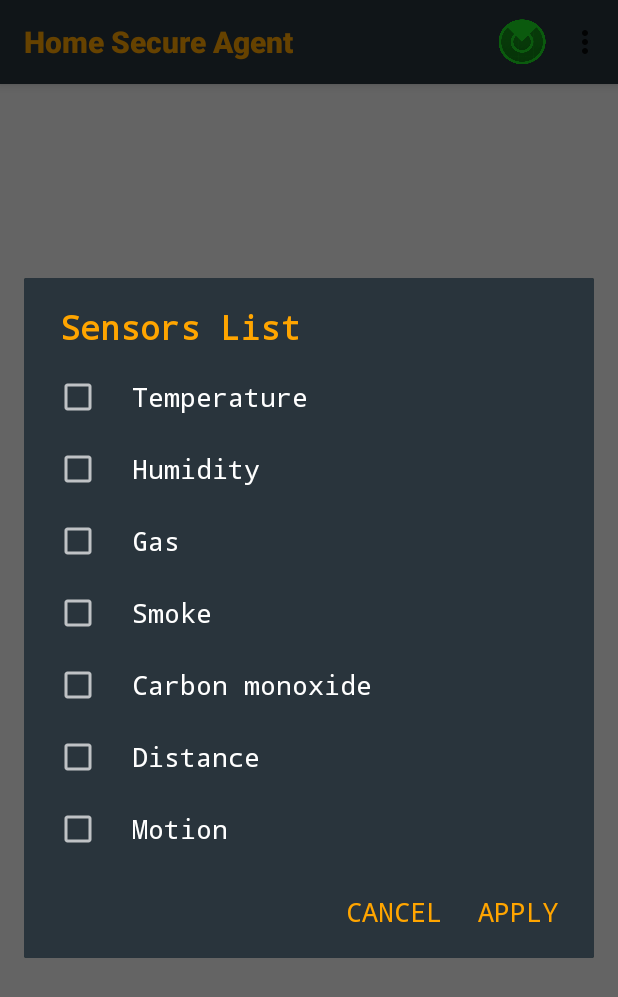
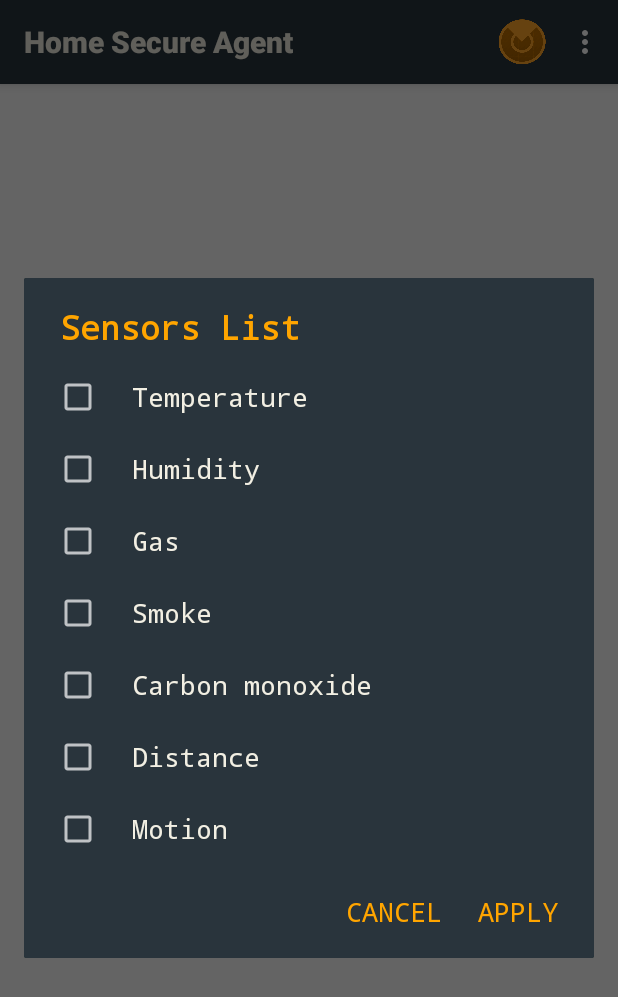
Before and after one commit to ForestNymph/Android_HomeSecureAgent, an Android app: the screen it shows after launch (SensorScreenActivity), after a tap on "Sensors", on a phone screen of 412 x 824 dp. Shown: the top 997 px of the screen. Run offline under Robolectric (Android 15) with nearby library versions, the phone set to English and light mode, and no system bars.

Commit message:
Add layout to MainScreen ActionBar and AlertDialog, change overflow button color

```diff
--- a/app/src/main/res/values/styles.xml
+++ b/app/src/main/res/values/styles.xml
@@ -6,9 +6,9 @@
     -->
 
     <!-- Base application theme. -->
-    <style name="CustomAppTheme" parent="Theme.AppCompat.Light">
+    <style name="CustomAppTheme" parent="Theme.AppCompat.Light.DarkActionBar">
         <item name="android:actionBarStyle">@style/MyActionBar</item>
-        <item name="android:icon">@drawable/icon_green</item>
+        <item name="android:icon">@drawable/icon_orange</item>
         <item name="android:alertDialogStyle">@style/MyDialogTheme</item>
         <item name="android:typeface">monospace</item>
 
@@ -31,7 +31,8 @@
 
     <!-- ActionBar title text -->
     <style name="MyActionBarTitleText" parent="@style/TextAppearance.AppCompat.Widget.ActionBar.Title">
-        <item name="android:textColor">#FFA500</item>
+        <!-- <item name="android:textColor">#FFA500</item>-->
+        <item name="android:textColor">#f2efe3</item>
         <item name="android:textStyle">bold</item>
 
         <!-- The textColor property is backward compatible with the Support Library -->
@@ -41,11 +42,11 @@
         <!-- Used for the buttons -->
         <item name="colorAccent">#FFA500</item>
         <!-- Used for the title and text -->
-        <item name="android:textColorPrimary">#FFFFFF</item>
+        <!--        <item name="android:textColorPrimary">#f2efe3</item>-->
         <!-- Used for the background -->
         <item name="android:background">#29343c</item>
         <!-- Used for the list element only -->
-        <item name="textColorAlertDialogListItem">#FFFFFF</item>
+        <item name="textColorAlertDialogListItem">#f2efe3</item>
         <!--    <item name="android:textStyle">bold</item>-->
         <item name="android:textSize">18dp</item>
 
```
Also changed, not shown: app/src/main/res/drawable/icon_orange.png (added).
